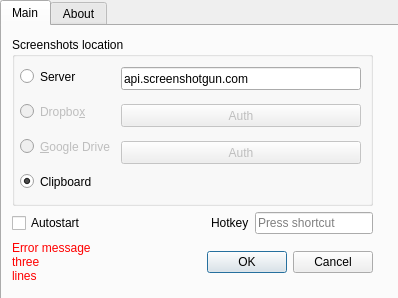
First picture: the form in ui/Settings.ui, repository ModuleArt/qsnip, before the edit.
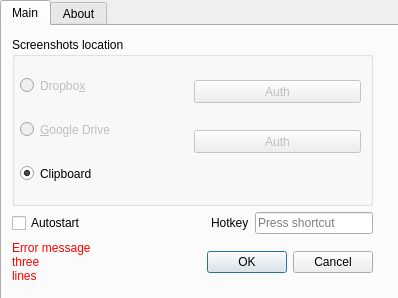
Second picture: the form after the edit. The open tabs and pages were chosen to show the change.

Patch:
```diff
--- a/ui/Settings.ui
+++ b/ui/Settings.ui
@@ -29,7 +29,10 @@
     </rect>
    </property>
    <property name="currentIndex">
-    <number>0</number>
+    <number>1</number>
+   </property>
+   <property name="elideMode">
+    <enum>Qt::ElideMiddle</enum>
    </property>
    <widget class="QWidget" name="tab">
     <attribute name="title">
@@ -77,22 +80,6 @@
             <property name="spacing">
              <number>6</number>
             </property>
-            <item>
-             <widget class="QRadioButton" name="radioButtonServer">
-              <property name="minimumSize">
-               <size>
-                <width>0</width>
-                <height>23</height>
-               </size>
-              </property>
-              <property name="text">
-               <string>Server</string>
-              </property>
-              <property name="checked">
-               <bool>false</bool>
-              </property>
-             </widget>
-            </item>
             <item>
              <widget class="QRadioButton" name="radioButtonDropbox">
               <property name="enabled">
@@ -151,22 +138,6 @@
             <property name="spacing">
              <number>6</number>
             </property>
-            <item>
-             <widget class="QLineEdit" name="serverEdit">
-              <property name="maximumSize">
-               <size>
-                <width>16777215</width>
-                <height>23</height>
-               </size>
-              </property>
-              <property name="text">
-               <string>api.screenshotgun.com</string>
-              </property>
-              <property name="placeholderText">
-               <string>Адрес сервера</string>
-              </property>
-             </widget>
-            </item>
             <item>
              <widget class="QPushButton" name="authDropbox">
               <property name="enabled">
```
Left out of the diff: 6 changed lines with no effect on the pictures.
